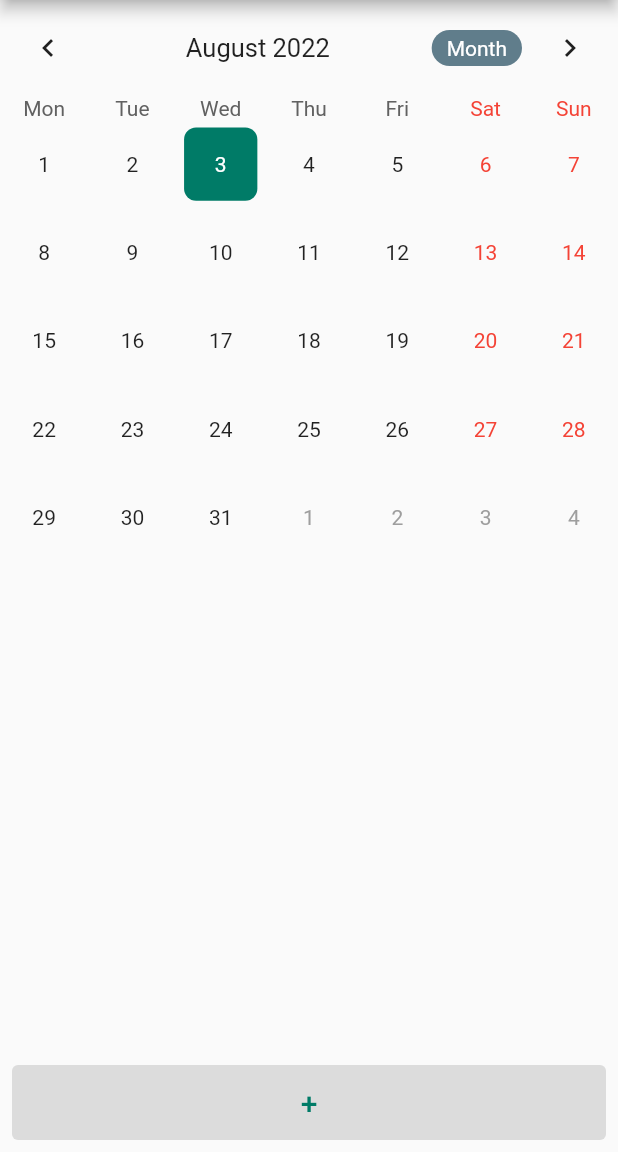
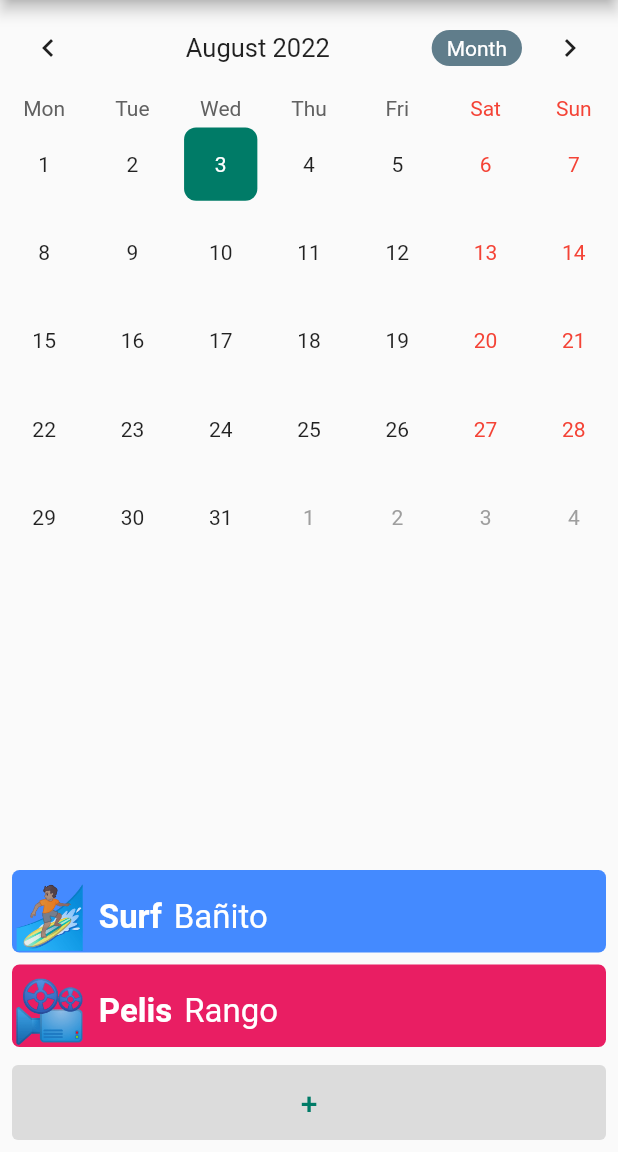
Before and after one commit to AlvaroFerGar/Croni, a Flutter app: the screen it shows after launch, on a phone screen of 412 x 824 dp, the part 84-1236 px from its top. Run offline on Flutter 3.47's test engine with Material 2 defaults, Android fonts, the light colour scheme and no system bars; drawn by our look-alikes of table_calendar.

Commit message:
Se añaden dos CroniSlabs de prueba
Signed-off-by: AlvaroFerGar <42245468+AlvaroFerGar@users.noreply.github.com>

```diff
--- /dev/null
+++ b/lib/cronislab.dart
@@ -0,0 +1,56 @@
+import 'package:flutter/material.dart';
+
+class CroniSlabStatelessWidget extends StatelessWidget {
+  const CroniSlabStatelessWidget({
+    Key? key,
+    required this.emoji,
+    required this.eventTypeName,
+    required this.eventName,
+    required this.bckgcolor,
+  }) : super(key: key);
+
+  final Color bckgcolor;
+  final String eventTypeName;
+  final String emoji;
+  final String eventName;
+  final double borderRadius = 5;
+  final TextStyle emojiTextStyle = const TextStyle(fontSize: 40);
+  final TextStyle typeTextStyle =  const TextStyle(fontSize: 22, color: Colors.white, fontWeight: FontWeight.bold);
+  final TextStyle nameTextStyle = const TextStyle(fontSize: 22, color: Colors.white);
+
+
+  @override
+  Widget build(BuildContext context) {
+    return Container(
+      constraints: BoxConstraints(maxHeight: 125),
+      decoration: BoxDecoration(
+          color: bckgcolor,
+          borderRadius: BorderRadius.all(Radius.circular(borderRadius))),
+      child: Row(
+        children: [
+          Container(
+            margin: const EdgeInsets.only(top: 8, right: 8),
+            child: Text(
+              emoji,
+              style: emojiTextStyle,
+            ),
+          ),
+          Container(
+            margin: const EdgeInsets.only(top: 8, right: 8),
+            child: Text(
+              eventTypeName,
+              style: typeTextStyle,
+            ),
+          ),
+          Container(
+            margin: const EdgeInsets.only(top: 8, right: 8),
+            child: Text(
+              eventName,
+              style: nameTextStyle,
+            ),
+          ),
+        ],
+      ),
+    );
+  }
+}
--- a/lib/main.dart
+++ b/lib/main.dart
@@ -1,5 +1,7 @@
 import 'package:flutter/material.dart';
 import 'package:table_calendar/table_calendar.dart';
+
+import 'cronislab.dart';
 
 void main() => runApp(MyApp());
 
@@ -85,7 +87,27 @@ class _HomeCalendarPageState extends State<HomeCalendarPage> {
             ),
             calendarController: _controller,
           ),
-          Expanded(child: Container(color: Colors.transparent)),
+          Expanded(
+              child: Container(
+                  color: Colors.transparent,
+                  child: Column(
+                      mainAxisAlignment: MainAxisAlignment.end,
+                      children: const [
+                    Padding(
+                        padding: EdgeInsets.symmetric(vertical:4,horizontal: 8),
+                        child: CroniSlabStatelessWidget(
+                            bckgcolor: Colors.blueAccent,
+                            eventName: "Bañito",
+                            eventTypeName: "Surf",
+                            emoji: "🏄🏽")),
+                    Padding(
+                        padding: EdgeInsets.symmetric(vertical:4,horizontal: 8),
+                        child: CroniSlabStatelessWidget(
+                            bckgcolor: Colors.pink,
+                            eventName: "Rango",
+                            eventTypeName: "Pelis",
+                            emoji: "📽")),
+                  ]))),
           Padding(
             padding: const EdgeInsets.all(8.0),
             child: Align(
```
